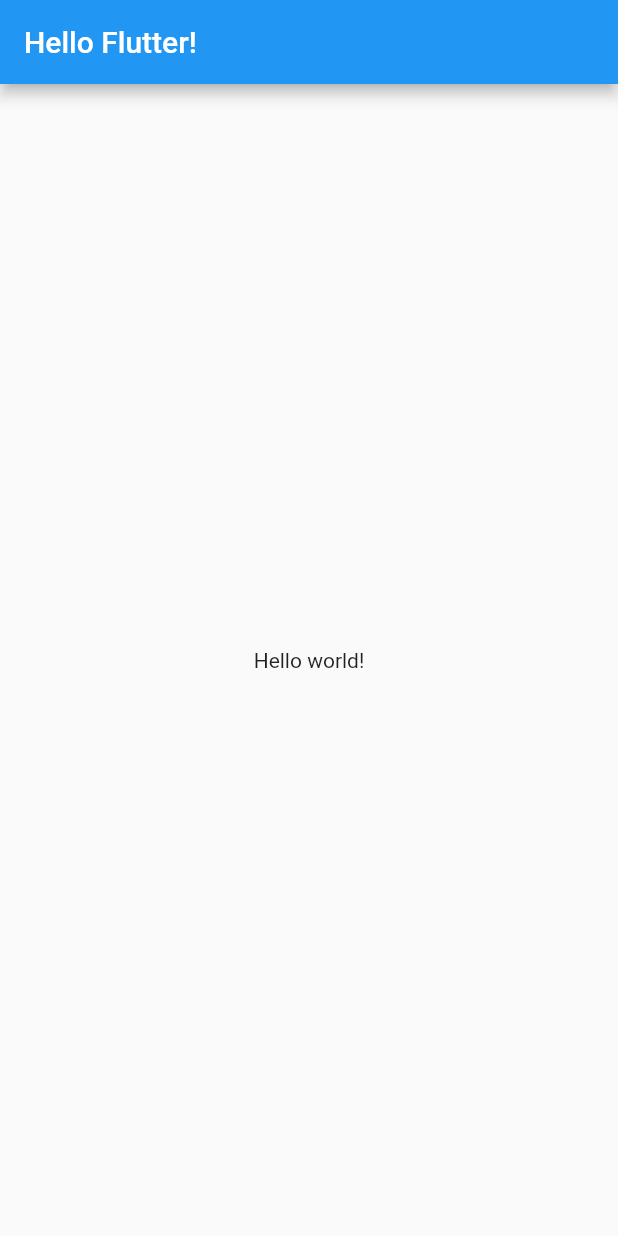
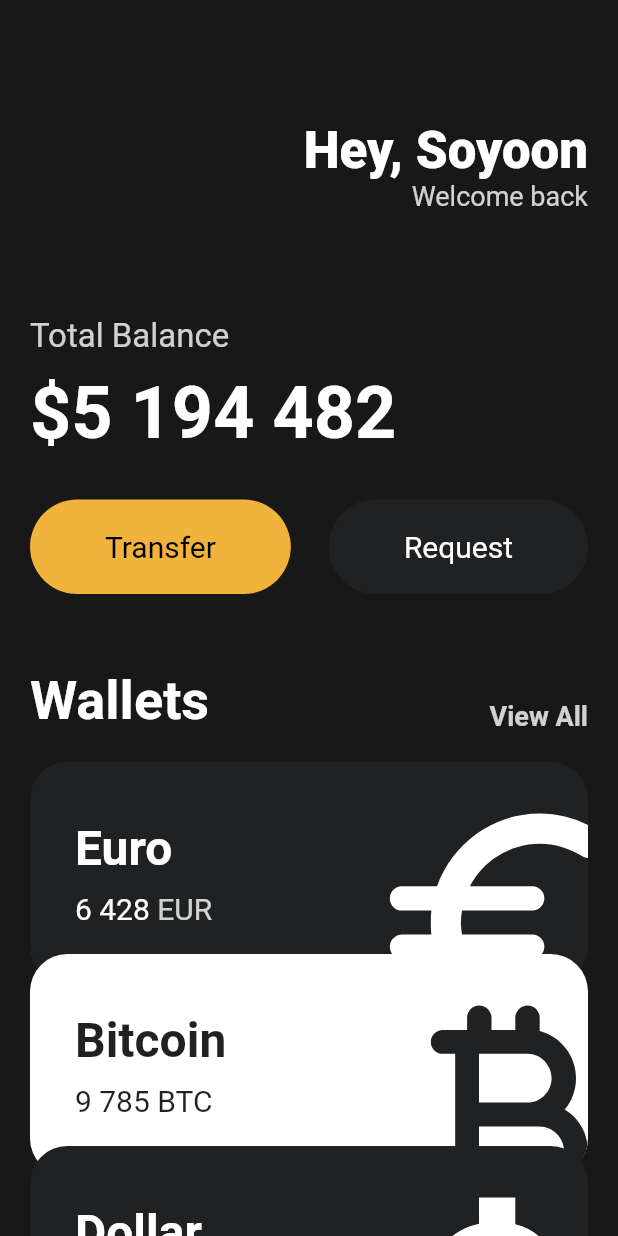
Before and after one commit to soyoon247/flutter-practice, a Flutter app: the screen it shows after launch, on a phone screen of 412 x 824 dp. Run offline on Flutter 3.47's test engine with Material 2 defaults, Android fonts, the phone set to English and light mode, and no system bars.

```diff
--- a/lib/main.dart
+++ b/lib/main.dart
@@ -1,11 +1,15 @@
 import 'package:flutter/material.dart';
+import 'package:flutter_practice/widgets/button.dart';
+import 'package:flutter_practice/widgets/card.dart';
 
 void main() {
-  runApp(App());
+  runApp(const App());
 }
 
 // flutter SDK에 있는 3개의 core Widget 중에 하나를 상속받아야 위젯이 된다.
-class App extends StatelessWidget{
+class App extends StatelessWidget {
+  const App({super.key});
+
   // StatelessWidget을 상속받았기 떄문에 build 를 구현해야 함.
   // 앱의 root 라서 material, cupertino 구글과 애플의 디자인 시스템 둘 중 하나를 결정해야 한다. 구글이 만들었기 때문에 material 스타일이 더 낫다.
   // build 메소드를 통해 위젯의 UI를 만든다.
@@ -13,13 +17,137 @@ class App extends StatelessWidget{
   Widget build(BuildContext context) {
     return MaterialApp(
       home: Scaffold(
+        backgroundColor: const Color(0xFF181818),
+        // Color.fromARGB, Color.fromRGBO(R,G,B,Opacity)
         // 화면은 scaffold 를 가져야 한다. 화면의 구조를 제공해준다. (navigation bar, buttom tab bar, center of the screen)
-        appBar: AppBar(
-          centerTitle: false, // named parameter constructor
-          title: Text("Hello Flutter!"), // positional parameter constructor
+        body: SingleChildScrollView(
+          child: Padding(
+            padding: const EdgeInsets.symmetric(
+              horizontal: 20,
+            ),
+            child: Column(
+              crossAxisAlignment: CrossAxisAlignment.start,
+              children: [
+                const SizedBox(height: 80),
+                Row(
+                  mainAxisAlignment: MainAxisAlignment.end,
+                  children: [
+                    Column(
+                      crossAxisAlignment: CrossAxisAlignment.end,
+                      children: [
+                        const Text(
+                          "Hey, Soyoon",
+                          style: TextStyle(
+                            color: Colors.white,
+                            fontSize: 34,
+                            fontWeight: FontWeight.w800,
+                          ),
+                        ),
+                        Text(
+                          "Welcome back",
+                          style: TextStyle(
+                            color: Colors.white.withOpacity(0.8),
+                            fontSize: 18,
+                          ),
+                        ),
+                      ],
+                    )
+                  ],
+                ),
+                const SizedBox(
+                  height: 70,
+                ),
+                Text(
+                  "Total Balance",
+                  style: TextStyle(
+                    color: Colors.white.withOpacity(0.8),
+                    fontSize: 22,
+                  ),
+                ),
+                const SizedBox(
+                  height: 10,
+                ),
+                const Text(
+                  "\$5 194 482", // $ 를 정말 달러표시로 쓰고 싶을
+                  style: TextStyle(
+                      color: Colors.white,
+                      fontSize: 48,
+                      fontWeight: FontWeight.w600),
+                ),
+                const SizedBox(
+                  height: 30,
+                ),
+                Row(
+                  mainAxisAlignment: MainAxisAlignment.spaceBetween,
+                  children: const [
+                    Button(
+                      text: "Transfer",
+                      bgColor: Color(0xFFF1B33B),
+                      textColor: Colors.black,
+                    ),
+                    Button(
+                      text: "Request",
+                      bgColor: Color(0xFF1F2123),
+                      textColor: Colors.white,
+                    )
+                  ],
+                ),
+                const SizedBox(
+                  height: 50,
+                ),
+                Row(
+                  crossAxisAlignment: CrossAxisAlignment.end,
+                  mainAxisAlignment: MainAxisAlignment.spaceBetween,
+                  children: [
+                    const Text("Wallets",
+                        style: TextStyle(
+                          color: Colors.white,
+                          fontSize: 36,
+                          fontWeight: FontWeight.w600,
+                        )),
+                    Text("View All",
+                        style: TextStyle(
+                          color: Colors.white.withOpacity(0.8),
+                          // opacity는 컴파일할 때 알 수 없는 값. children : const [] 에서 const 삭제해야 함.
+                          fontSize: 18,
+                          fontWeight: FontWeight.w600,
+                        )),
+                  ],
+                ),
+                const SizedBox(
+                  height: 20,
+                ),
+                const CurrencyCard(
+                  name: "Euro",
+                  code: "EUR",
+                  amount: "6 428",
+                  icon: Icons.euro_rounded,
+                  isInverted: false,
+                  order: 1,
+                ),
+                const CurrencyCard(
+                  name: "Bitcoin",
+                  code: "BTC",
+                  amount: "9 785",
+                  icon: Icons.currency_bitcoin_rounded,
+                  isInverted: true,
+                  order: 2,
+                ),
+                const CurrencyCard(
+                  name: "Dollar",
+                  code: "USD",
+                  amount: "428",
+                  icon: Icons.attach_money_outlined,
+                  isInverted: false,
+                  order: 3,
+                ),
+              ],
+            ),
+          ),
         ),
-        body: Center(child: Text("Hello world!"),),
       ),
     );
   }
 }
+
+// 런타임이 아니라 컴파일 도중에 값을 산정할 수 있도록 최적화가 된다. const 를 사용하면
--- /dev/null
+++ b/lib/widgets/button.dart
@@ -0,0 +1,33 @@
+import 'package:flutter/material.dart';
+
+class Button extends StatelessWidget {
+  final String text;
+  final Color bgColor;
+  final Color textColor;
+
+  const Button({
+    super.key,
+    required this.text,
+    required this.bgColor,
+    required this.textColor,
+  }); // code actions 로 생성 가능
+
+  @override
+  Widget build(BuildContext context) {
+    return Container(
+      decoration: BoxDecoration(
+          color: bgColor, borderRadius: BorderRadius.circular(45)),
+      child: Padding(
+        padding: const EdgeInsets.symmetric(
+          vertical: 20,
+          horizontal: 50,
+        ),
+        child: Text(text,
+            style: TextStyle(
+              fontSize: 20,
+              color: textColor,
+            )),
+      ),
+    );
+  }
+}
--- /dev/null
+++ b/lib/widgets/card.dart
@@ -0,0 +1,90 @@
+import 'package:flutter/material.dart';
+
+class CurrencyCard extends StatelessWidget {
+  final String name, code, amount;
+  final IconData icon;
+  final bool isInverted;
+  final int order;
+
+  final _blackColor = const Color(0xFF1F2123);
+
+  const CurrencyCard({
+    super.key,
+    required this.name,
+    required this.code,
+    required this.amount,
+    required this.icon,
+    required this.isInverted,
+    required this.order,
+  });
+
+  @override
+  Widget build(BuildContext context) {
+    return Transform.translate(
+      offset: Offset(0, -(order - 1) * 20),
+      child: Container(
+        clipBehavior: Clip.hardEdge, // overflowed 됐을 때 어떻게 처리할지 ,
+        decoration: BoxDecoration(
+          color: isInverted ? Colors.white : _blackColor,
+          borderRadius: BorderRadius.circular(25),
+        ),
+        child: Padding(
+          padding: const EdgeInsets.all(30),
+          child: Row(
+            mainAxisAlignment: MainAxisAlignment.spaceBetween,
+            children: [
+              Column(
+                crossAxisAlignment: CrossAxisAlignment.start,
+                children: [
+                  Text(
+                    name,
+                    style: TextStyle(
+                      fontSize: 32,
+                      color: isInverted ? _blackColor : Colors.white,
+                      fontWeight: FontWeight.w600,
+                    ),
+                  ),
+                  const SizedBox(height: 10),
+                  Row(children: [
+                    Text(
+                      amount,
+                      style: TextStyle(
+                        fontSize: 20,
+                        color: isInverted ? _blackColor : Colors.white,
+                      ),
+                    ),
+                    const SizedBox(
+                      width: 5,
+                    ),
+                    Text(
+                      code,
+                      style: TextStyle(
+                        fontSize: 20,
+                        color: isInverted
+                            ? _blackColor
+                            : Colors.white.withOpacity(0.8),
+                      ),
+                    )
+                  ])
+                ],
+              ),
+              // 아이콘이 카드 크기보다 커지도록 만들기, 아이콘 크기를 키우면 카드 자체도 커진다. transform 을 이용
+              Transform.scale(
+                  // 크기 변경
+                  scale: 2.2,
+                  child: Transform.translate(
+                    // 위치 변경
+                    offset: const Offset(8, 15),
+                    child: Icon(
+                      icon,
+                      size: 88,
+                      color: isInverted ? _blackColor : Colors.white,
+                    ),
+                  ))
+            ],
+          ),
+        ),
+      ),
+    );
+  }
+}
```
Also changed, not shown: docs/FlutterDevTools.png (added), docs/OpenFlutterDevTools.png (added), docs/OpenOverlayGuidelines.png (added), docs/OverlayGuidelines.png (added), docs/img.png (added), pubspec.lock, 4 other files.
